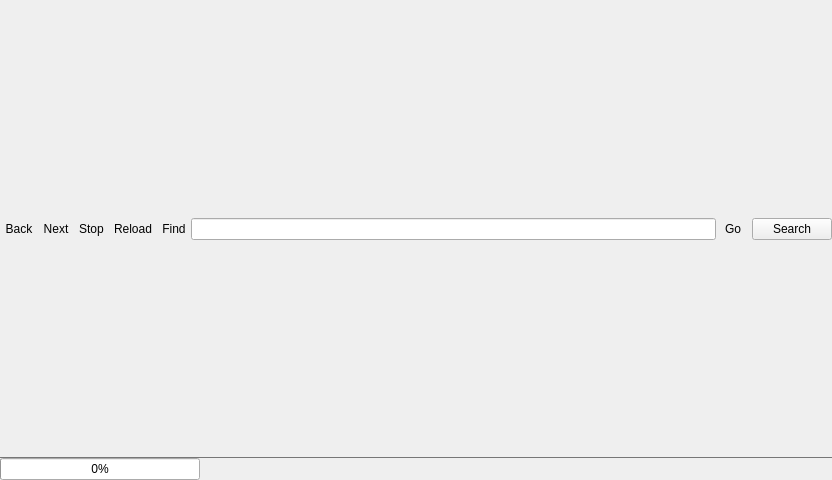
Above: ryouko_lib/mainwindow.ui from yusumishi/ryouko before the change. Below: the same form after it.
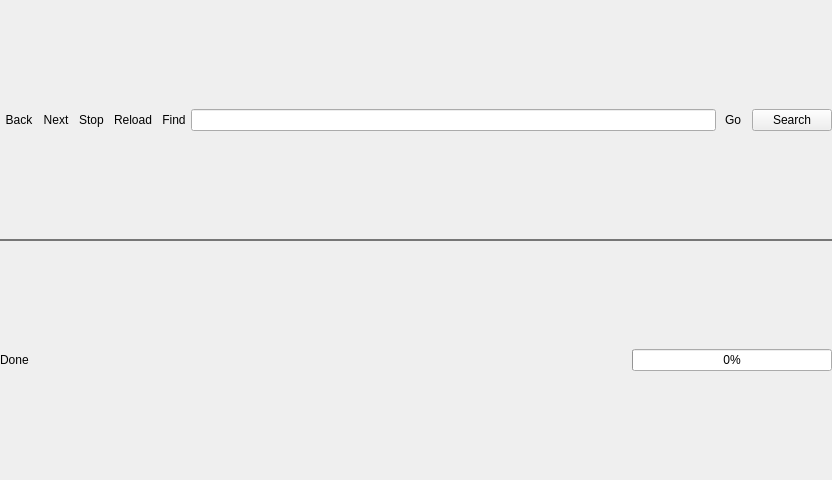
That is the form after the change.

The edit to the form file:
```diff
--- a/ryouko_lib/mainwindow.ui
+++ b/ryouko_lib/mainwindow.ui
@@ -29,20 +29,6 @@
     <property name="spacing">
      <number>0</number>
     </property>
-    <item row="4" column="0">
-     <widget class="QProgressBar" name="progressBar">
-      <property name="enabled">
-       <bool>true</bool>
-      </property>
-      <property name="styleSheet">
-       <string notr="true">min-width: 200px;
-max-width: 200px;</string>
-      </property>
-      <property name="value">
-       <number>0</number>
-      </property>
-     </widget>
-    </item>
     <item row="1" column="0">
      <widget class="QWidget" name="mainToolBar" native="true">
       <property name="sizePolicy">
@@ -226,6 +212,62 @@
       </layout>
      </widget>
     </item>
+    <item row="4" column="0">
+     <widget class="QWidget" name="statusBar" native="true">
+      <property name="styleSheet">
+       <string notr="true">#statusBar {
+border-top: 1px solid palette(shadow);
+}</string>
+      </property>
+      <layout class="QHBoxLayout" name="statusBarLayout">
+       <property name="spacing">
+        <number>6</number>
+       </property>
+       <property name="margin">
+        <number>0</number>
+       </property>
+       <item>
+        <widget class="QLabel" name="statusMessage">
+         <property name="styleSheet">
+          <string notr="true">min-height: 1em;</string>
+         </property>
+         <property name="text">
+          <string>Done</string>
+         </property>
+        </widget>
+       </item>
+       <item>
+        <spacer name="statusSpacer">
+         <property name="orientation">
+          <enum>Qt::Horizontal</enum>
+         </property>
+         <property name="sizeHint" stdset="0">
+          <size>
+           <width>40</width>
+           <height>20</height>
+          </size>
+         </property>
+        </spacer>
+       </item>
+       <item>
+        <widget class="QProgressBar" name="progressBar">
+         <property name="enabled">
+          <bool>true</bool>
+         </property>
+         <property name="styleSheet">
+          <string notr="true">min-height: 1em;
+max-height: 1em;
+min-width: 200px;
+max-width: 200px;</string>
+         </property>
+         <property name="value">
+          <number>0</number>
+         </property>
+        </widget>
+       </item>
+      </layout>
+     </widget>
+    </item>
    </layout>
   </widget>
  </widget>
```
